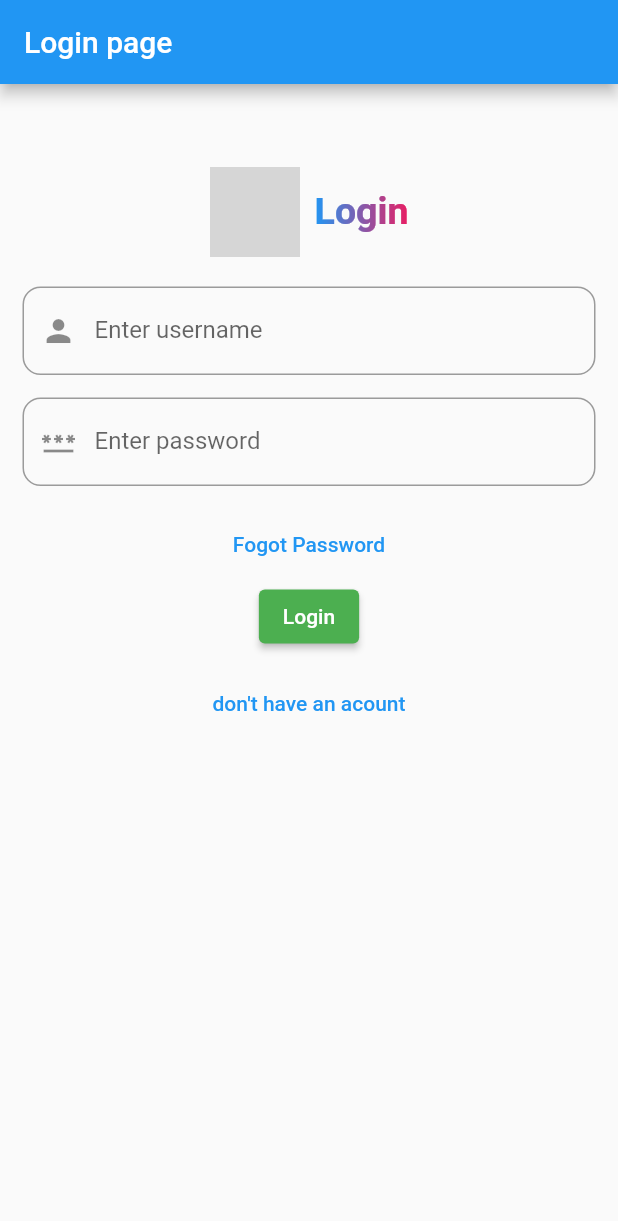
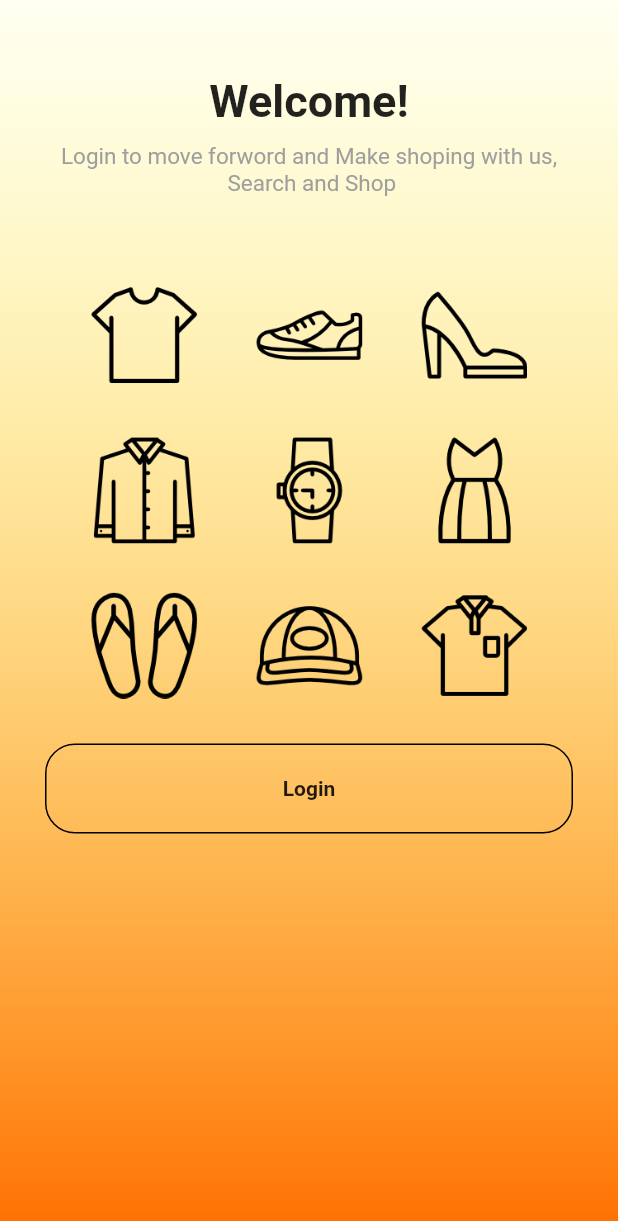
Before and after one commit to vivekhirani4/e-commerce-app, a Flutter app: the screen it shows after launch, on a phone screen of 412 x 824 dp. Shown: the top 1221 px of the screen. Run offline on Flutter 3.47's test engine with Material 2 defaults, Android fonts, the phone set to English and light mode, and no system bars; drawn by our look-alikes of simple_gradient_text; our stand-ins replace shared_preferences; grey boxes are pictures that could not be loaded.

Commit message:
v1
Add welcome page

```diff
--- a/my_first_app/lib/login.dart
+++ b/my_first_app/lib/login.dart
@@ -135,7 +135,7 @@ class _LoginState extends State<Login> {
                 onPressed: () {
                   Navigator.push(
                     context,
-                    MaterialPageRoute(builder: (context) => RegistrationPage(),
+                    MaterialPageRoute(builder: (context) =>  RegistrationPage(),
                     )
                   );
                 },
--- a/my_first_app/lib/splash_screen.dart
+++ b/my_first_app/lib/splash_screen.dart
@@ -1,5 +1,7 @@
 import 'package:flutter/material.dart';
 import 'package:my_first_app/login.dart';
+
+import 'welcome_page.dart';
 
 class SplashScreen extends StatefulWidget {
   const SplashScreen({super.key});
@@ -20,7 +22,7 @@ class _SplashScreenState extends State<SplashScreen> {
   _navigateToHome() async{
     await Future.delayed(Duration(milliseconds: 1500));
     Navigator.pushReplacement(
-      context, MaterialPageRoute(builder: (context) => Login(),));
+      context, MaterialPageRoute(builder: (context) => WelcomeScreen(),));
   }
 
   @override
--- /dev/null
+++ b/my_first_app/lib/welcome_page.dart
@@ -0,0 +1,101 @@
+import 'package:flutter/material.dart';
+import 'package:my_first_app/login.dart';
+
+class WelcomeScreen extends StatefulWidget {
+  const WelcomeScreen({super.key});
+
+  @override
+  State<WelcomeScreen> createState() => _WelcomeScreenState();
+}
+
+class _WelcomeScreenState extends State<WelcomeScreen> {
+  @override
+  Widget build(BuildContext context) {
+    return Container(
+        decoration: BoxDecoration(
+          gradient: LinearGradient(
+          begin: Alignment.topCenter,
+          end: Alignment.bottomCenter,
+          colors: [Color(0xFFFFA28), Color(0xFFFF6F00)]
+          ),
+        ),
+      child: Scaffold(
+        backgroundColor: Colors.transparent,
+        body:
+           SafeArea(
+            child: Container(
+              width: double.infinity,
+              height: MediaQuery.of(context).size.height,
+              padding: EdgeInsets.symmetric(horizontal: 30, vertical: 50),
+              child: Column(
+                crossAxisAlignment: CrossAxisAlignment.center,
+                children: <Widget>[
+                  const Text(
+                    'Welcome!',
+                    style: TextStyle(
+                      fontSize: 30,
+                      fontWeight: FontWeight.bold,
+                    ),
+                  ),
+                  const SizedBox(
+                    height: 10,
+                  ),
+                  const Text(
+                    'Login to move forword and Make shoping with us,\n Search and Shop',
+                    textAlign: TextAlign.center,
+                    style: TextStyle(
+                      color: Colors.grey,
+                      fontSize: 15,
+                    ),
+                  ),
+
+                  Container(
+                    margin: EdgeInsets.only(top: 60),
+                    height: MediaQuery.of(context).size.height / 3,
+                    decoration: BoxDecoration(
+                      image: DecorationImage(
+                        image: AssetImage('assets/welcome.png'),
+                      ),
+                    ),
+                  ),
+
+                  SizedBox(
+                    height: 30,
+                  ),
+
+                  Column(
+                    children: [
+                      MaterialButton(
+                        minWidth: double.infinity,
+                        height: 60,
+                        onPressed: () {
+                          Navigator.push(
+                            context,
+                            MaterialPageRoute(
+                              builder: (context) => Login(),
+                            ),
+                          );
+                        },
+                        shape: RoundedRectangleBorder(
+                          side: BorderSide(
+                            color: Colors.black
+                          ),
+                          borderRadius: BorderRadius.circular(20)
+                        ),
+                        child: Text("Login",
+                        style: TextStyle(
+                          fontWeight: FontWeight.bold,
+                        ),),
+                      )
+                    ],
+                  )
+
+                  // Image.asset('assets/welcome.png')
+                ],
+              ),
+            ),
+          ),
+        ),
+    );
+  }
+}
```
Also changed, not shown: my_first_app/pubspec.yaml (+2 -6 lines), my_first_app/assets/welcome.png (added).
